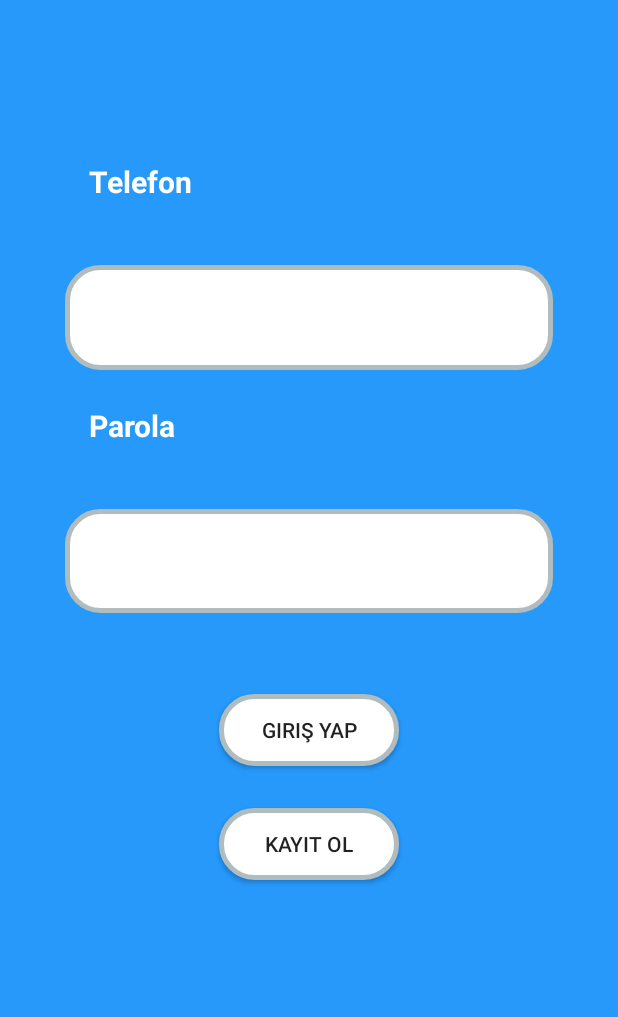
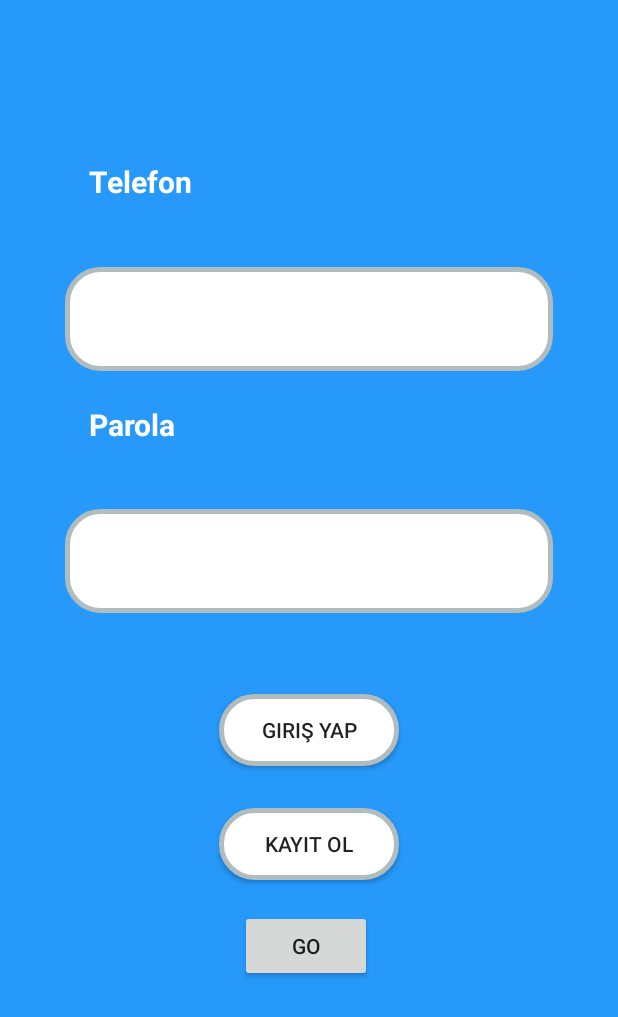
Before and after one commit to onimaskesi/MGT-APP, an Android app: the screen it shows after launch (MainActivity), on a phone screen of 412 x 824 dp. Shown: the top 1017 px of the screen. Run offline under Robolectric (Android 15) with nearby library versions, the phone set to English and light mode, and no system bars; our stand-ins replace Firebase (no records; nobody signed in at launch, a user with empty details on screens opened directly).

```diff
--- a/app/build.gradle
+++ b/app/build.gradle
@@ -39,4 +39,5 @@ dependencies {
     implementation 'com.google.firebase:firebase-storage:19.1.1'
     implementation 'com.firebaseui:firebase-ui-auth:6.2.0'
     implementation 'androidx.recyclerview:recyclerview:1.1.0'
+    implementation 'de.hdodenhof:circleimageview:3.0.0'
 }
--- a/app/src/main/java/com/onimaskesi/mgtapp/ContactDTO.kt
+++ b/app/src/main/java/com/onimaskesi/mgtapp/ContactDTO.kt
@@ -6,4 +6,5 @@ class ContactDTO {
     var name = ""
     var number = ""
     var image : Bitmap? = null
+    var IsActive = false
 }
--- a/app/src/main/java/com/onimaskesi/mgtapp/MainActivity.kt
+++ b/app/src/main/java/com/onimaskesi/mgtapp/MainActivity.kt
@@ -61,6 +61,12 @@ class MainActivity : AppCompatActivity() {
         finish()
     }
 
+    fun Go_click(view: View){
+        val intent = Intent(applicationContext,AnaSayfaActivity::class.java)
+        startActivity(intent)
+        finish()
+    }
+
     fun girisYap_click(view : View){
         val telefon = PhoneTxt.text.toString()
         val parola = ParolaTxt.text.toString()
--- a/app/src/main/res/layout/activity_main.xml
+++ b/app/src/main/res/layout/activity_main.xml
@@ -12,6 +12,7 @@
         android:layout_width="185dp"
         android:layout_height="0dp"
         android:layout_marginStart="16dp"
+        android:layout_marginBottom="1dp"
         android:text="Parola"
         android:textColor="#FFFFFF"
         android:textSize="20sp"
@@ -44,7 +45,7 @@
         android:layout_height="0dp"
         android:layout_marginStart="43dp"
         android:layout_marginEnd="43dp"
-        android:layout_marginBottom="23dp"
+        android:layout_marginBottom="22dp"
         android:background="@drawable/layout_bg"
         android:ems="10"
         android:inputType="phone"
@@ -61,6 +62,7 @@
         android:layout_width="0dp"
         android:layout_height="0dp"
         android:layout_marginTop="107dp"
+        android:layout_marginBottom="1dp"
         android:text="Telefon"
         android:textColor="#FFFFFF"
         android:textSize="20sp"
@@ -87,13 +89,25 @@
         android:id="@+id/KayitOl"
         android:layout_width="120dp"
         android:layout_height="wrap_content"
-        android:layout_marginBottom="237dp"
+        android:layout_marginBottom="20dp"
         android:background="@drawable/layout_bg"
         android:onClick="kayitOl_click"
         android:text="Kayıt ol"
-        app:layout_constraintBottom_toBottomOf="parent"
+        app:layout_constraintBottom_toTopOf="@+id/go"
         app:layout_constraintEnd_toEndOf="parent"
         app:layout_constraintStart_toStartOf="parent"
         app:layout_constraintTop_toBottomOf="@+id/Girisbtn" />
 
+    <Button
+        android:id="@+id/go"
+        android:layout_width="wrap_content"
+        android:layout_height="wrap_content"
+        android:layout_marginStart="14dp"
+        android:layout_marginBottom="169dp"
+        android:onClick="Go_click"
+        android:text="Go"
+        app:layout_constraintBottom_toBottomOf="parent"
+        app:layout_constraintStart_toStartOf="@+id/KayitOl"
+        app:layout_constraintTop_toBottomOf="@+id/KayitOl" />
+
 </androidx.constraintlayout.widget.ConstraintLayout>
```
Also changed, not shown: app/src/main/java/com/onimaskesi/mgtapp/RehberActivity.kt (+53 -9 lines), app/src/main/res/layout/activity_rehber.xml (+10 -9 lines), app/src/main/res/layout/contact_child.xml (+10 -4 lines), 1 other file.
